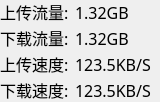
Before: the Qt Designer form NetworkSpeed.ui in jerry-yuan/RPi-BigQtFace, drawn with Qt 5.
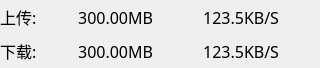
After: the same form once the commit is applied.

What changed in the file:
```diff
--- a/NetworkSpeed.ui
+++ b/NetworkSpeed.ui
@@ -6,10 +6,16 @@
    <rect>
     <x>0</x>
     <y>0</y>
-    <width>160</width>
-    <height>90</height>
+    <width>320</width>
+    <height>68</height>
    </rect>
   </property>
+  <property name="sizePolicy">
+   <sizepolicy hsizetype="Minimum" vsizetype="Minimum">
+    <horstretch>0</horstretch>
+    <verstretch>0</verstretch>
+   </sizepolicy>
+  </property>
   <property name="font">
    <font>
     <pointsize>12</pointsize>
@@ -18,9 +24,9 @@
   <property name="windowTitle">
    <string>Form</string>
   </property>
-  <layout class="QFormLayout" name="formLayout">
-   <property name="verticalSpacing">
-    <number>2</number>
+  <layout class="QHBoxLayout" name="horizontalLayout">
+   <property name="spacing">
+    <number>0</number>
    </property>
    <property name="leftMargin">
     <number>0</number>
@@ -34,7 +40,9 @@
    <property name="bottomMargin">
     <number>0</number>
    </property>
-   <item row="0" column="0">
+   <item>
+    <layout class="QVBoxLayout" name="verticalLayout_3">
+     <item>
     <widget class="QLabel" name="label_3">
      <property name="font">
       <font>
@@ -44,25 +52,11 @@
       </font>
      </property>
      <property name="text">
-      <string>上传流量:</string>
+        <string>上传:</string>
      </property>
     </widget>
    </item>
-   <item row="0" column="1">
-    <widget class="QLabel" name="upload">
-     <property name="font">
-      <font>
-       <family>YaHei Consolas Hybrid</family>
-       <pointsize>12</pointsize>
-       <kerning>true</kerning>
-      </font>
-     </property>
-     <property name="text">
-      <string>1.32GB</string>
-     </property>
-    </widget>
-   </item>
-   <item row="1" column="0">
+     <item>
     <widget class="QLabel" name="label_4">
      <property name="font">
       <font>
@@ -72,12 +66,70 @@
       </font>
      </property>
      <property name="text">
-      <string>下载流量:</string>
+        <string>下载:</string>
      </property>
     </widget>
    </item>
-   <item row="1" column="1">
+    </layout>
+   </item>
+   <item>
+    <spacer name="horizontalSpacer">
+     <property name="orientation">
+      <enum>Qt::Horizontal</enum>
+     </property>
+     <property name="sizeHint" stdset="0">
+      <size>
+       <width>40</width>
+       <height>20</height>
+      </size>
+     </property>
+    </spacer>
+   </item>
+   <item>
+    <layout class="QVBoxLayout" name="verticalLayout">
+     <item>
+      <widget class="QLabel" name="upload">
+       <property name="sizePolicy">
+        <sizepolicy hsizetype="Fixed" vsizetype="Preferred">
+         <horstretch>0</horstretch>
+         <verstretch>0</verstretch>
+        </sizepolicy>
+       </property>
+       <property name="minimumSize">
+        <size>
+         <width>70</width>
+         <height>0</height>
+        </size>
+       </property>
+       <property name="font">
+        <font>
+         <family>YaHei Consolas Hybrid</family>
+         <pointsize>12</pointsize>
+         <kerning>true</kerning>
+        </font>
+       </property>
+       <property name="text">
+        <string>300.00MB</string>
+       </property>
+       <property name="alignment">
+        <set>Qt::AlignRight|Qt::AlignTrailing|Qt::AlignVCenter</set>
+       </property>
+      </widget>
+     </item>
+     <item>
     <widget class="QLabel" name="download">
+       <property name="sizePolicy">
+        <sizepolicy hsizetype="Fixed" vsizetype="Preferred">
+         <horstretch>0</horstretch>
+         <verstretch>0</verstretch>
+        </sizepolicy>
+       </property>
+       <property name="minimumSize">
+        <size>
+         <width>70</width>
+         <height>0</height>
+        </size>
+       </property>
      <property name="font">
       <font>
        <family>YaHei Consolas Hybrid</family>
@@ -86,26 +138,44 @@
       </font>
      </property>
      <property name="text">
-      <string>1.32GB</string>
-     </property>
-    </widget>
-   </item>
-   <item row="2" column="0">
-    <widget class="QLabel" name="label_5">
-     <property name="font">
-      <font>
-       <family>YaHei Consolas Hybrid</family>
-       <pointsize>12</pointsize>
-       <kerning>true</kerning>
-      </font>
+        <string>300.00MB</string>
+       </property>
+       <property name="alignment">
+        <set>Qt::AlignRight|Qt::AlignTrailing|Qt::AlignVCenter</set>
+       </property>
+      </widget>
+     </item>
+    </layout>
+   </item>
+   <item>
+    <spacer name="horizontalSpacer_2">
+     <property name="orientation">
+      <enum>Qt::Horizontal</enum>
      </property>
-     <property name="text">
-      <string>上传速度:</string>
+     <property name="sizeHint" stdset="0">
+      <size>
+       <width>40</width>
+       <height>20</height>
+      </size>
      </property>
-    </widget>
+    </spacer>
    </item>
-   <item row="2" column="1">
+   <item>
+    <layout class="QVBoxLayout" name="verticalLayout_2">
+     <item>
     <widget class="QLabel" name="uSpeed">
+       <property name="sizePolicy">
+        <sizepolicy hsizetype="Fixed" vsizetype="Preferred">
+         <horstretch>0</horstretch>
+         <verstretch>0</verstretch>
+        </sizepolicy>
+       </property>
+       <property name="minimumSize">
+        <size>
+         <width>85</width>
+         <height>0</height>
+        </size>
+       </property>
      <property name="font">
       <font>
        <family>YaHei Consolas Hybrid</family>
@@ -116,24 +186,25 @@
      <property name="text">
       <string>123.5KB/S</string>
      </property>
-    </widget>
-   </item>
-   <item row="3" column="0">
-    <widget class="QLabel" name="label_6">
-     <property name="font">
-      <font>
-       <family>YaHei Consolas Hybrid</family>
-       <pointsize>12</pointsize>
-       <kerning>true</kerning>
-      </font>
-     </property>
-     <property name="text">
-      <string>下载速度:</string>
-     </property>
-    </widget>
-   </item>
-   <item row="3" column="1">
+       <property name="alignment">
+        <set>Qt::AlignRight|Qt::AlignTrailing|Qt::AlignVCenter</set>
+       </property>
+      </widget>
+     </item>
+     <item>
     <widget class="QLabel" name="dSpeed">
+       <property name="sizePolicy">
+        <sizepolicy hsizetype="Fixed" vsizetype="Preferred">
+         <horstretch>0</horstretch>
+         <verstretch>0</verstretch>
+        </sizepolicy>
+       </property>
+       <property name="minimumSize">
+        <size>
+         <width>85</width>
+         <height>0</height>
+        </size>
+       </property>
      <property name="font">
       <font>
        <family>YaHei Consolas Hybrid</family>
@@ -144,7 +215,25 @@
      <property name="text">
       <string>123.5KB/S</string>
      </property>
-    </widget>
+       <property name="alignment">
+        <set>Qt::AlignRight|Qt::AlignTrailing|Qt::AlignVCenter</set>
+       </property>
+      </widget>
+     </item>
+    </layout>
+   </item>
+   <item>
+    <spacer name="horizontalSpacer_3">
+     <property name="orientation">
+      <enum>Qt::Horizontal</enum>
+     </property>
+     <property name="sizeHint" stdset="0">
+      <size>
+       <width>40</width>
+       <height>20</height>
+      </size>
+     </property>
+    </spacer>
    </item>
   </layout>
  </widget>
```
Lines whose indentation alone changed are shown as unchanged.
